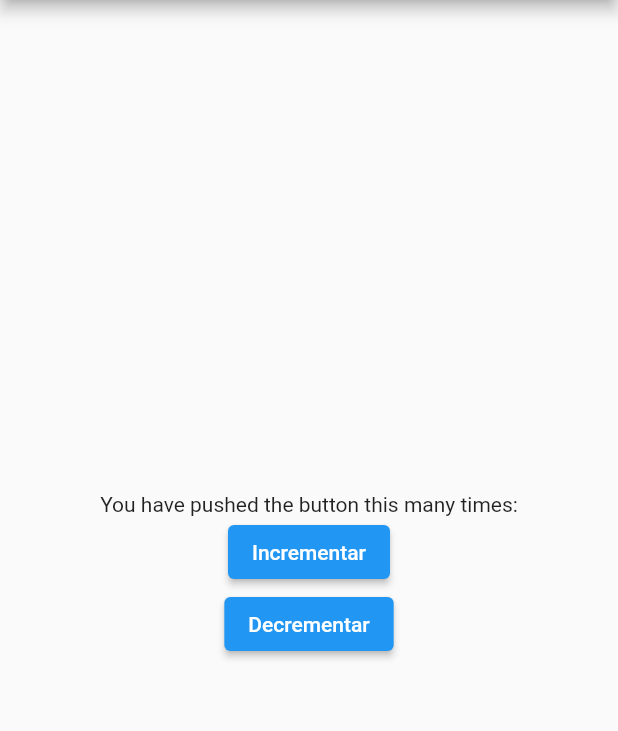
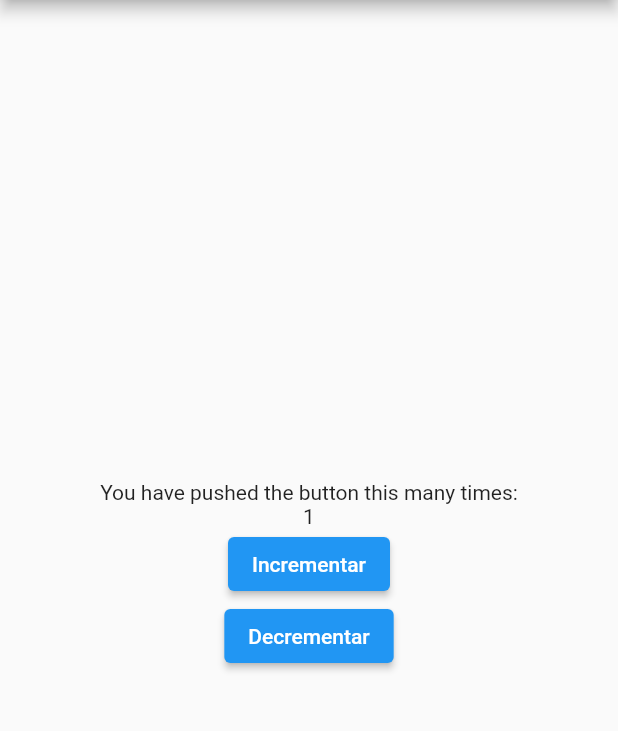
Before and after one commit to betosantin/bloc_flutter, a Flutter app: the screen it shows after launch, after a tap on "Incrementar", on a phone screen of 412 x 824 dp, the part 84-815 px from its top. Run offline on Flutter 3.47's test engine with Material 2 defaults, Android fonts, the phone set to English and light mode, and no system bars; missing offline and left inert: bloc_pattern.

```diff
--- a/lib/main.dart
+++ b/lib/main.dart
@@ -29,10 +29,13 @@ class MyHomePage extends StatefulWidget {
 }
 
 class _MyHomePageState extends State<MyHomePage> {
+
+  final bloc = CounterBloc();
+
   @override
   Widget build(BuildContext context) {
     return BlocProvider(
-      blocs: [Bloc((i) => CounterBloc())],
+      blocs: [Bloc((i) => bloc)],
       dependencies: [],
       child: Scaffold(
         appBar: AppBar(
@@ -46,7 +49,7 @@ class _MyHomePageState extends State<MyHomePage> {
                 'You have pushed the button this many times:',
               ),
               StreamBuilder(
-                stream: BlocProvider.getBloc<CounterBloc>().contador,
+                stream: bloc.contador,
                 builder: (context, snapshot) {
                   if (snapshot.hasData) {
                     return Text(snapshot.data.toString());
@@ -58,12 +61,12 @@ class _MyHomePageState extends State<MyHomePage> {
               Container(),
               ElevatedButton(
                 onPressed: () =>
-                    BlocProvider.getBloc<CounterBloc>().incrementar(),
+                    bloc.incrementar(),
                 child: Text('Incrementar'),
               ),
               ElevatedButton(
                 onPressed: () =>
-                    BlocProvider.getBloc<CounterBloc>().decrementar(),
+                    bloc.decrementar(),
                 child: Text('Decrementar'),
               ),
             ],
```
